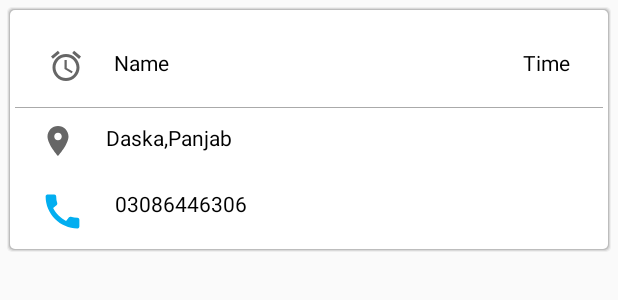
After one commit to Talhasahi/LynxDispatchPractice, an Android app: the layout singlten_save_trip_list_view.xml on its own in the app's theme, with its tools: preview values and no code run, on a phone screen of 412 x 824 dp. The commit adds this screen. Shown: the top 300 px of the screen. Run offline under Robolectric (Android 15) with nearby library versions, the phone set to English and light mode, and no system bars.

Commit message:
Talha
Complete Saved Trip

```diff
--- a/testing/app/src/main/java/com/example/lynxdispatch/FareParameters.java
+++ b/testing/app/src/main/java/com/example/lynxdispatch/FareParameters.java
@@ -38,7 +38,7 @@ public class FareParameters extends AppCompatActivity {
         setContentView(R.layout.activity_fare_parameters);
 
         initialization();
-
+        setSaveText();
         baseLocation.setOnClickListener(new View.OnClickListener() {
             @Override
             public void onClick(View v) {
@@ -105,6 +105,10 @@ public class FareParameters extends AppCompatActivity {
         });
 
     }
+
+    private void setSaveText() {
+    }
+
     private void initialization() {
         backButton = findViewById(R.id.backButton_fareparameter);
         updateButton = findViewById(R.id.update_fareparameter);
--- a/testing/app/src/main/java/com/example/lynxdispatch/TripFareEstimateCalculate.java
+++ b/testing/app/src/main/java/com/example/lynxdispatch/TripFareEstimateCalculate.java
@@ -100,6 +100,10 @@ public class TripFareEstimateCalculate extends AppCompatActivity {
                 if (fieldsOK ) {
                     Intent intent = new Intent(TripFareEstimateCalculate.this, SavePersonalTrip.class);
                     intent.putExtra("pickupTime", pickUpTimes_String);
+                    intent.putExtra("pickupAddress", pickPickup);
+                    intent.putExtra("dropOff", dropOff);
+                    intent.putExtra("baseLocation", baseLocation);
+                    intent.putExtra("NoOfPasanger", NoOfPasanger);
                     startActivity(intent);
                     overridePendingTransition(android.R.anim.slide_in_left, android.R.anim.slide_out_right);
                 }
@@ -139,7 +143,7 @@ public class TripFareEstimateCalculate extends AppCompatActivity {
         }
 
         // Init format
-        final SimpleDateFormat myDateFormat = new SimpleDateFormat("d MMM yyyy HH:mm", java.util.Locale.getDefault());
+        final SimpleDateFormat myDateFormat = new SimpleDateFormat("yyyy-MM-dd HH:mm:ss", java.util.Locale.getDefault());
         dateTimeDialogFragment.setOnButtonClickListener(new SwitchDateTimeDialogFragment.OnButtonWithNeutralClickListener() {
             @Override
             public void onPositiveButtonClick(Date date) {
--- a/testing/app/src/main/res/layout/singlten_loaded_miles.xml
+++ b/testing/app/src/main/res/layout/singlten_loaded_miles.xml
@@ -82,5 +82,4 @@
         android:layout_height="wrap_content"
         android:text="Lahore"></TextView>
 
-
 </LinearLayout>
--- /dev/null
+++ b/testing/app/src/main/res/layout/singlten_save_trip_list_view.xml
@@ -0,0 +1,75 @@
+<?xml version="1.0" encoding="utf-8"?>
+<LinearLayout xmlns:app="http://schemas.android.com/apk/res-auto"
+    android:background="@drawable/listview_items_background"
+    android:orientation="vertical"
+    android:elevation="20dp"
+    xmlns:android="http://schemas.android.com/apk/res/android" android:layout_width="match_parent"
+
+    android:layout_height="wrap_content">
+    <androidx.constraintlayout.widget.ConstraintLayout
+
+        android:layout_width="match_parent"
+        android:layout_height="wrap_content"
+>
+
+        <TextView
+
+            android:id="@+id/name_saved"
+            android:layout_width="match_parent"
+            android:layout_height="wrap_content"
+            android:layout_marginStart="10dp"
+            android:layout_marginTop="10dp"
+            android:drawableLeft="@drawable/ic_baseline_access_alarm_24"
+            android:drawablePadding="20dp"
+            android:padding="15dp"
+            android:text="Name"
+            android:textColor="#000000"
+            app:layout_constraintStart_toStartOf="parent"
+            app:layout_constraintTop_toTopOf="parent"></TextView>
+
+        <TextView
+            android:id="@+id/pickup_time_saved"
+            android:padding="15dp"
+            android:layout_width="wrap_content"
+            android:layout_height="wrap_content"
+            android:layout_marginTop="10dp"
+            android:layout_marginEnd="10dp"
+            android:text="Time"
+            android:textColor="#000000"
+            app:layout_constraintEnd_toEndOf="parent"
+            app:layout_constraintTop_toTopOf="parent"></TextView>
+
+    </androidx.constraintlayout.widget.ConstraintLayout>
+
+    <View
+
+        android:layout_width="match_parent"
+        android:layout_marginLeft="3dp"
+        android:layout_marginRight="3dp"
+        android:layout_height="0.5dp"
+        android:background="@android:color/darker_gray"/>
+
+    <TextView
+        android:textColor="#000000"
+        android:id="@+id/pickUpLocation_saved"
+        android:layout_marginLeft="10dp"
+        android:padding="10dp"
+        android:drawablePadding="20dp"
+        android:drawableLeft="@drawable/ic_baseline_location_24"
+        android:layout_width="match_parent"
+        android:layout_height="wrap_content"
+        android:text="Daska,Panjab"></TextView>
+    <TextView
+        android:textColor="#000000"
+        android:id="@+id/save_trip_Phone_No"
+        android:layout_marginLeft="10dp"
+        android:padding="10dp"
+        android:drawablePadding="20dp"
+        android:drawableLeft="@drawable/ic_baseline_call_24"
+        android:layout_width="match_parent"
+        android:layout_height="wrap_content"
+        android:text="03086446306"></TextView>
+
+
+
+</LinearLayout>
```
Also changed, not shown: testing/app/src/main/java/com/example/lynxdispatch/CalculateTripActivity.java (+116 -21 lines), testing/app/src/main/java/com/example/lynxdispatch/SQLite_Helper_Save_Trip.java (added, +62 -0 lines), testing/app/src/main/java/com/example/lynxdispatch/SavePersonalTrip.java (+34 -3 lines), testing/app/src/main/java/com/example/lynxdispatch/SingltenSaveTripListAdapter.java (added, +60 -0 lines), testing/app/src/main/java/com/example/lynxdispatch/UrgentTripDetail.java (+18 -2 lines), testing/app/src/main/res/layout/activity_calculate_trip.xml (+15 -10 lines), testing/app/src/main/res/layout/activity_fare_parameters.xml (+4 -3 lines).
